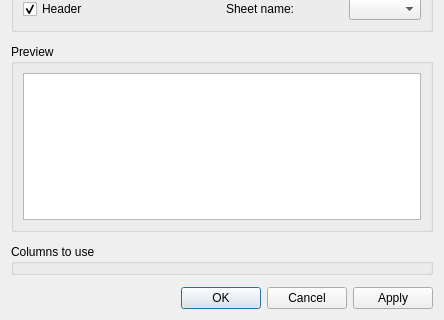
The window that mofi/importtabdata_ui.ui (cdl-biosimilars/mofi) describes before a commit, drawn with Qt 5; both pictures show x 0 to 444 and y 326 to 646 of the 444 by 646 pixel window.
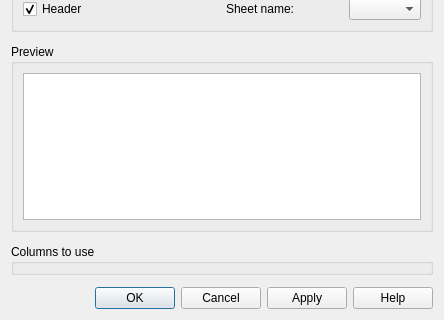
The same window after the commit.

Commit message: add help button to import dialog, implement functionality

What changed in the file:
```diff
--- a/mofi/importtabdata_ui.ui
+++ b/mofi/importtabdata_ui.ui
@@ -302,7 +302,7 @@
    <item>
     <widget class="QDialogButtonBox" name="buttonBox">
      <property name="standardButtons">
-      <set>QDialogButtonBox::Apply|QDialogButtonBox::Cancel|QDialogButtonBox::Ok</set>
+      <set>QDialogButtonBox::Apply|QDialogButtonBox::Cancel|QDialogButtonBox::Help|QDialogButtonBox::Ok</set>
      </property>
     </widget>
    </item>
```
The commit also changes 2 other files.
